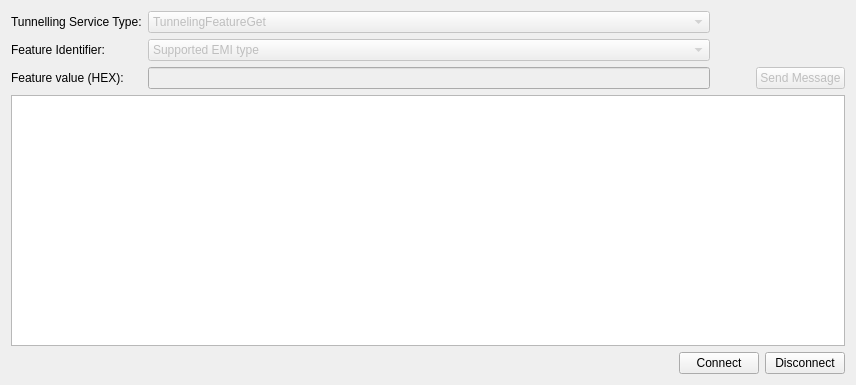
Above: examples/knx/knxeditor/tunnelingfeatures.ui from qt/qtknx before the change. Below: the same form after it.
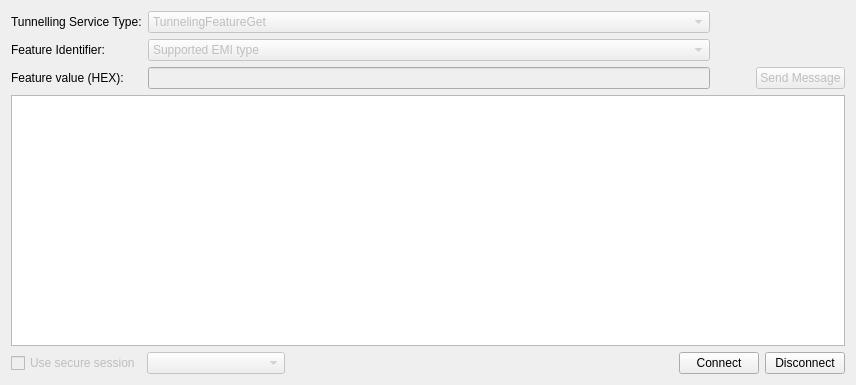
That is the form after the change.

Commit message: Implement secure session support in the KNX editor example

The edit to the form file:
```diff
--- a/examples/knx/knxeditor/tunnelingfeatures.ui
+++ b/examples/knx/knxeditor/tunnelingfeatures.ui
@@ -13,8 +13,8 @@
   <property name="windowTitle">
    <string>Form</string>
   </property>
-  <layout class="QGridLayout" name="gridLayout_2">
-   <item row="0" column="0" colspan="4">
+  <layout class="QVBoxLayout" name="verticalLayout">
+   <item>
     <layout class="QGridLayout" name="gridLayout" columnstretch="0,1,0,0">
      <item row="0" column="0">
       <widget class="QLabel" name="label_13">
@@ -184,7 +184,7 @@
      </item>
     </layout>
    </item>
-   <item row="1" column="0" colspan="4">
+   <item>
     <widget class="QTextEdit" name="textOuputTunneling">
      <property name="focusPolicy">
       <enum>Qt::StrongFocus</enum>
@@ -203,14 +203,32 @@
      </property>
     </widget>
    </item>
-   <item row="2" column="0">
-    <widget class="QLabel" name="statusBar">
+   <item>
+    <layout class="QHBoxLayout" name="horizontalLayout">
+     <item>
+      <widget class="QCheckBox" name="secureSessionCheckBox">
+       <property name="enabled">
+        <bool>false</bool>
+       </property>
      <property name="text">
-      <string/>
+        <string>Use secure session</string>
      </property>
     </widget>
    </item>
-   <item row="2" column="1">
+     <item>
+      <widget class="QComboBox" name="secureSessionCb">
+       <property name="enabled">
+        <bool>false</bool>
+       </property>
+       <property name="sizePolicy">
+        <sizepolicy hsizetype="MinimumExpanding" vsizetype="Fixed">
+         <horstretch>0</horstretch>
+         <verstretch>0</verstretch>
+        </sizepolicy>
+       </property>
+      </widget>
+     </item>
+     <item>
     <spacer name="horizontalSpacer_2">
      <property name="orientation">
       <enum>Qt::Horizontal</enum>
@@ -220,20 +238,20 @@
      </property>
      <property name="sizeHint" stdset="0">
       <size>
-       <width>662</width>
-       <height>20</height>
+         <width>388</width>
+         <height>17</height>
       </size>
      </property>
     </spacer>
    </item>
-   <item row="2" column="2">
+     <item>
     <widget class="QPushButton" name="connectTunneling">
      <property name="text">
       <string>Connect</string>
      </property>
     </widget>
    </item>
-   <item row="2" column="3">
+     <item>
     <widget class="QPushButton" name="disconnectTunneling">
      <property name="text">
       <string>Disconnect</string>
@@ -241,6 +259,8 @@
     </widget>
    </item>
   </layout>
+   </item>
+  </layout>
  </widget>
  <tabstops>
   <tabstop>disconnectTunneling</tabstop>
```
Left out of the diff: 27 changed lines with no effect on the pictures. Lines whose indentation alone changed are shown as unchanged. The commit also changes 11 other files.
